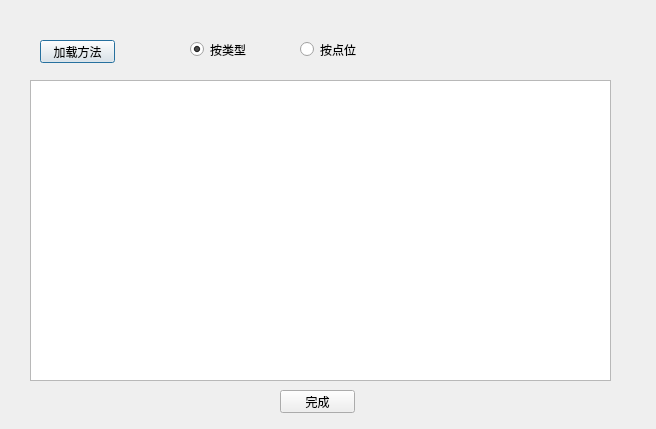
Above: src/TaskSheetManager/methodselectdlg.ui from hcc01/ELIMS before the change. Below: the same form after it.
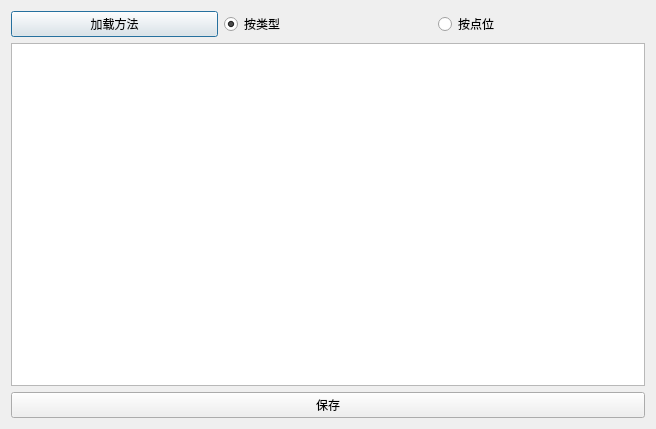
That is the form after the change. Custom widgets are drawn as their Qt base class.

Commit message: 完成至方法选择流程

The edit to the form file:
```diff
--- a/src/TaskSheetManager/methodselectdlg.ui
+++ b/src/TaskSheetManager/methodselectdlg.ui
@@ -13,25 +13,18 @@
   <property name="windowTitle">
    <string>Dialog</string>
   </property>
-  <widget class="MyTableView" name="tableView">
-   <property name="geometry">
-    <rect>
-     <x>30</x>
-     <y>80</y>
-     <width>581</width>
-     <height>301</height>
-    </rect>
-   </property>
-  </widget>
+  <layout class="QVBoxLayout" name="verticalLayout">
+   <item>
+    <layout class="QHBoxLayout" name="horizontalLayout">
+     <item>
+      <widget class="QPushButton" name="pushButton">
+       <property name="text">
+        <string>加载方法</string>
+       </property>
+      </widget>
+     </item>
+     <item>
   <widget class="QRadioButton" name="radioButton">
-   <property name="geometry">
-    <rect>
-     <x>190</x>
-     <y>40</y>
-     <width>95</width>
-     <height>19</height>
-    </rect>
-   </property>
    <property name="text">
     <string>按类型</string>
    </property>
@@ -39,45 +32,27 @@
     <bool>true</bool>
    </property>
   </widget>
+     </item>
+     <item>
   <widget class="QRadioButton" name="radioButton_2">
-   <property name="geometry">
-    <rect>
-     <x>300</x>
-     <y>40</y>
-     <width>95</width>
-     <height>19</height>
-    </rect>
-   </property>
    <property name="text">
     <string>按点位</string>
    </property>
   </widget>
-  <widget class="QPushButton" name="pushButton">
-   <property name="geometry">
-    <rect>
-     <x>40</x>
-     <y>40</y>
-     <width>75</width>
-     <height>23</height>
-    </rect>
-   </property>
+     </item>
+    </layout>
+   </item>
+   <item>
+    <widget class="MyTableView" name="tableView"/>
+   </item>
+   <item>
+    <widget class="QPushButton" name="OkBtn">
    <property name="text">
-    <string>加载方法</string>
-   </property>
-  </widget>
-  <widget class="QPushButton" name="pushButton_2">
-   <property name="geometry">
-    <rect>
-     <x>280</x>
-     <y>390</y>
-     <width>75</width>
-     <height>23</height>
-    </rect>
-   </property>
-   <property name="text">
-    <string>完成</string>
-   </property>
-  </widget>
+      <string>保存</string>
+     </property>
+    </widget>
+   </item>
+  </layout>
  </widget>
  <customwidgets>
   <customwidget>
```
Left out of the diff: 2 changed lines with no effect on the pictures. Lines whose indentation alone changed are shown as unchanged. The commit also changes 57 other files.
